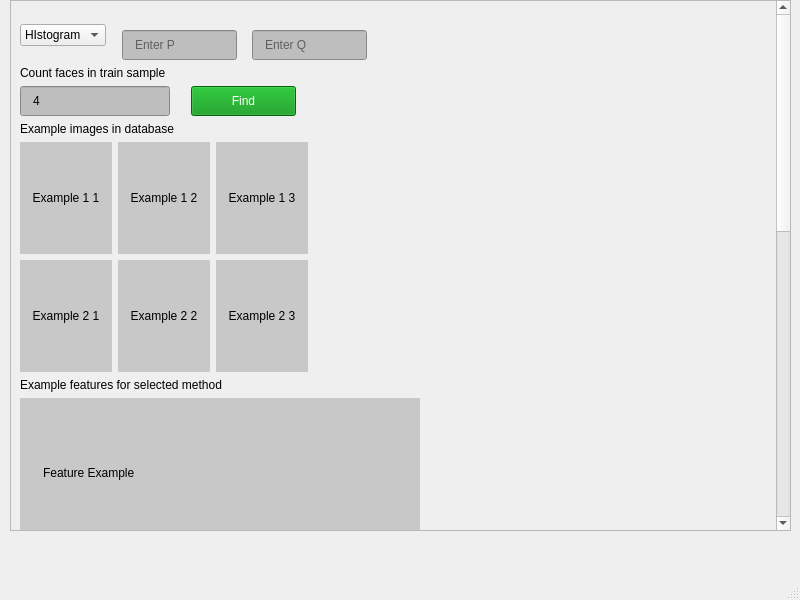
The window that recognizer.ui (MariaShamonova/face-recognition) describes before a commit, drawn with Qt 5.
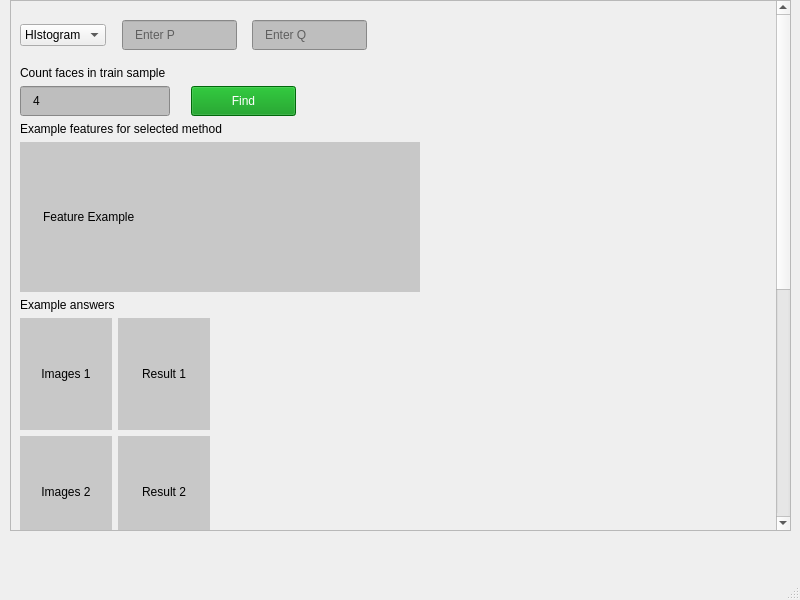
The same window after the commit. The open tabs and pages were chosen to show the change.

Commit message: add output example images and  features

The edit to the form file:
```diff
--- a/recognizer.ui
+++ b/recognizer.ui
@@ -30,9 +30,9 @@
      <property name="geometry">
       <rect>
        <x>0</x>
-       <y>-801</y>
+       <y>0</y>
        <width>764</width>
-       <height>1345</height>
+       <height>1069</height>
       </rect>
      </property>
      <layout class="QVBoxLayout" name="verticalLayout_5">
@@ -105,7 +105,7 @@
             <property name="geometry">
              <rect>
               <x>10</x>
-              <y>20</y>
+              <y>10</y>
               <width>115</width>
               <height>30</height>
              </rect>
@@ -125,7 +125,7 @@
             <property name="geometry">
              <rect>
               <x>140</x>
-              <y>20</y>
+              <y>10</y>
               <width>115</width>
               <height>30</height>
              </rect>
@@ -299,169 +299,6 @@
         </item>
        </layout>
       </item>
-      <item>
-       <layout class="QVBoxLayout" name="verticalLayout">
-        <item>
-         <widget class="QLabel" name="label_example_images">
-          <property name="text">
-           <string>Example images in database</string>
-          </property>
-         </widget>
-        </item>
-        <item>
-         <layout class="QVBoxLayout" name="verticalLayout_3">
-          <item>
-           <layout class="QHBoxLayout" name="horizontalLayout">
-            <item>
-             <widget class="QLabel" name="example_1_1">
-              <property name="minimumSize">
-               <size>
-                <width>92</width>
-                <height>112</height>
-               </size>
-              </property>
-              <property name="styleSheet">
-               <string notr="true">background-color: rgb(200, 200, 200);</string>
-              </property>
-              <property name="text">
-               <string>Example 1 1</string>
-              </property>
-              <property name="alignment">
-               <set>Qt::AlignCenter</set>
-              </property>
-             </widget>
-            </item>
-            <item>
-             <widget class="QLabel" name="example_1_2">
-              <property name="minimumSize">
-               <size>
-                <width>92</width>
-                <height>112</height>
-               </size>
-              </property>
-              <property name="styleSheet">
-               <string notr="true">background-color: rgb(200, 200, 200);</string>
-              </property>
-              <property name="text">
-               <string>Example 1 2</string>
-              </property>
-              <property name="alignment">
-               <set>Qt::AlignCenter</set>
-              </property>
-             </widget>
-            </item>
-            <item>
-             <widget class="QLabel" name="example_1_3">
-              <property name="minimumSize">
-               <size>
-                <width>92</width>
-                <height>112</height>
-               </size>
-              </property>
-              <property name="styleSheet">
-               <string notr="true">background-color: rgb(200, 200, 200);</string>
-              </property>
-              <property name="text">
-               <string>Example 1 3</string>
-              </property>
-              <property name="alignment">
-               <set>Qt::AlignCenter</set>
-              </property>
-             </widget>
-            </item>
-            <item>
-             <spacer name="horizontalSpacer_4">
-              <property name="orientation">
-               <enum>Qt::Horizontal</enum>
-              </property>
-              <property name="sizeHint" stdset="0">
-               <size>
-                <width>40</width>
-                <height>20</height>
-               </size>
-              </property>
-             </spacer>
-            </item>
-           </layout>
-          </item>
-          <item>
-           <layout class="QHBoxLayout" name="horizontalLayout_2">
-            <item>
-             <widget class="QLabel" name="example_2_1">
-              <property name="minimumSize">
-               <size>
-                <width>92</width>
-                <height>112</height>
-               </size>
-              </property>
-              <property name="styleSheet">
-               <string notr="true">background-color: rgb(200, 200, 200);</string>
-              </property>
-              <property name="text">
-               <string>Example 2 1</string>
-              </property>
-              <property name="alignment">
-               <set>Qt::AlignCenter</set>
-              </property>
-             </widget>
-            </item>
-            <item>
-             <widget class="QLabel" name="example_2_2">
-              <property name="minimumSize">
-               <size>
-                <width>92</width>
-                <height>112</height>
-               </size>
-              </property>
-              <property name="styleSheet">
-               <string notr="true">background-color: rgb(200, 200, 200);</string>
-              </property>
-              <property name="text">
-               <string>Example 2 2</string>
-              </property>
-              <property name="alignment">
-               <set>Qt::AlignCenter</set>
-              </property>
-             </widget>
-            </item>
-            <item>
-             <widget class="QLabel" name="example_2_3">
-              <property name="minimumSize">
-               <size>
-                <width>92</width>
-                <height>112</height>
-               </size>
-              </property>
-              <property name="styleSheet">
-               <string notr="true">background-color: rgb(200, 200, 200);</string>
-              </property>
-              <property name="text">
-               <string>Example 2 3</string>
-              </property>
-              <property name="alignment">
-               <set>Qt::AlignCenter</set>
-              </property>
-             </widget>
-            </item>
-            <item>
-             <spacer name="horizontalSpacer_5">
-              <property name="orientation">
-               <enum>Qt::Horizontal</enum>
-              </property>
-              <property name="sizeHint" stdset="0">
-               <size>
-                <width>40</width>
-                <height>20</height>
-               </size>
-              </property>
-             </spacer>
-            </item>
-           </layout>
-          </item>
-         </layout>
-        </item>
-       </layout>
-      </item>
       <item>
        <widget class="QLabel" name="label_example_feature">
         <property name="text">
@@ -846,7 +683,7 @@
      </layout>
     </widget>
    </widget>
-   <widget class="QWidget" name="">
+   <widget class="QWidget" name="layoutWidget">
     <property name="geometry">
      <rect>
       <x>0</x>
```
Left out of the diff: 18 changed lines with no effect on the pictures. The commit also changes 7 other files.
